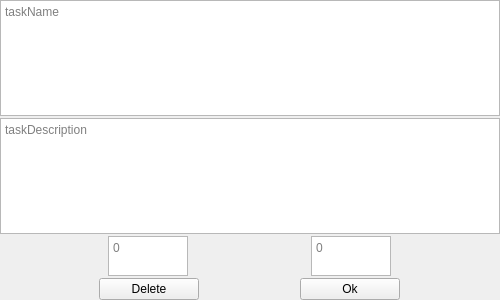
The window that PomoPeak/taskQT.ui (TheVipek/PomoPeak) describes before a commit, drawn with Qt 5.
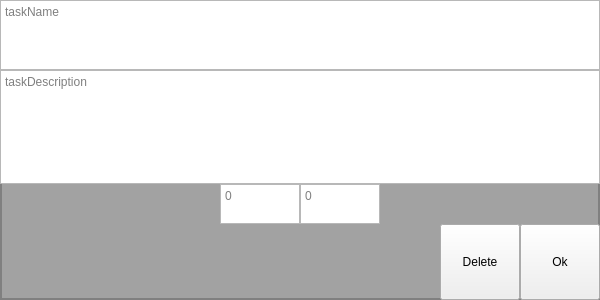
The same window after the commit.

Commit message: deleting task on click Delete Button

```diff
--- a/PomoPeak/taskQT.ui
+++ b/PomoPeak/taskQT.ui
@@ -6,22 +6,37 @@
    <rect>
     <x>0</x>
     <y>0</y>
-    <width>500</width>
+    <width>600</width>
     <height>300</height>
    </rect>
   </property>
+  <property name="sizePolicy">
+   <sizepolicy hsizetype="Expanding" vsizetype="Expanding">
+    <horstretch>0</horstretch>
+    <verstretch>0</verstretch>
+   </sizepolicy>
+  </property>
   <property name="maximumSize">
    <size>
-    <width>500</width>
-    <height>300</height>
+    <width>10000</width>
+    <height>10000</height>
    </size>
   </property>
   <property name="windowTitle">
    <string>Form</string>
   </property>
-  <layout class="QVBoxLayout" name="verticalLayout_2" stretch="0,0,0,0">
+  <property name="styleSheet">
+   <string notr="true">#taskQT
+{
+background-color: rgb(162, 162, 162);
+	border-style: solid;
+	border-color: gray;
+	border-width:2px;
+}</string>
+  </property>
+  <layout class="QVBoxLayout" name="verticalLayout" stretch="1,3,1,2">
    <property name="spacing">
-    <number>2</number>
+    <number>0</number>
    </property>
    <property name="leftMargin">
     <number>0</number>
@@ -65,9 +80,9 @@
     </widget>
    </item>
    <item>
-    <layout class="QHBoxLayout" name="horizontalLayout" stretch="0,0">
+    <layout class="QHBoxLayout" name="horizontalLayout" stretch="0,0,0,0">
      <property name="spacing">
-      <number>15</number>
+      <number>0</number>
      </property>
      <property name="leftMargin">
       <number>0</number>
@@ -81,6 +96,19 @@
      <property name="bottomMargin">
       <number>0</number>
      </property>
+     <item>
+      <spacer name="horizontalSpacer">
+       <property name="orientation">
+        <enum>Qt::Horizontal</enum>
+       </property>
+       <property name="sizeHint" stdset="0">
+        <size>
+         <width>40</width>
+         <height>20</height>
+        </size>
+       </property>
+      </spacer>
+     </item>
      <item>
       <widget class="QTextEdit" name="taskCurrent">
        <property name="sizePolicy">
@@ -119,16 +147,48 @@
        </property>
       </widget>
      </item>
+     <item>
+      <spacer name="horizontalSpacer_2">
+       <property name="orientation">
+        <enum>Qt::Horizontal</enum>
+       </property>
+       <property name="sizeHint" stdset="0">
+        <size>
+         <width>40</width>
+         <height>20</height>
+        </size>
+       </property>
+      </spacer>
+     </item>
     </layout>
    </item>
    <item>
     <layout class="QHBoxLayout" name="horizontalLayout_2">
+     <item>
+      <spacer name="horizontalSpacer_3">
+       <property name="orientation">
+        <enum>Qt::Horizontal</enum>
+       </property>
+       <property name="sizeHint" stdset="0">
+        <size>
+         <width>40</width>
+         <height>20</height>
+        </size>
+       </property>
+      </spacer>
+     </item>
      <item>
       <widget class="QPushButton" name="delBtn">
+       <property name="sizePolicy">
+        <sizepolicy hsizetype="Preferred" vsizetype="Fixed">
+         <horstretch>0</horstretch>
+         <verstretch>0</verstretch>
+        </sizepolicy>
+       </property>
        <property name="maximumSize">
         <size>
-         <width>100</width>
-         <height>40</height>
+         <width>200</width>
+         <height>100</height>
         </size>
        </property>
        <property name="text">
@@ -139,15 +199,15 @@
      <item>
       <widget class="QPushButton" name="okBtn">
        <property name="sizePolicy">
-        <sizepolicy hsizetype="Minimum" vsizetype="Fixed">
+        <sizepolicy hsizetype="Preferred" vsizetype="Fixed">
          <horstretch>0</horstretch>
          <verstretch>0</verstretch>
         </sizepolicy>
        </property>
        <property name="maximumSize">
         <size>
-         <width>100</width>
-         <height>40</height>
+         <width>200</width>
+         <height>100</height>
         </size>
        </property>
        <property name="layoutDirection">
```
The commit also changes 4 other files.
